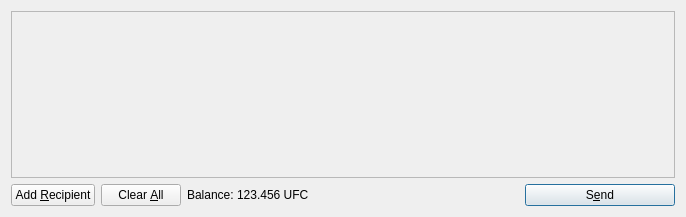
Before: the Qt Designer form src/qt/forms/sendcoinsdialog.ui in scificryptocoin/Federation-Credits, drawn with Qt 5.
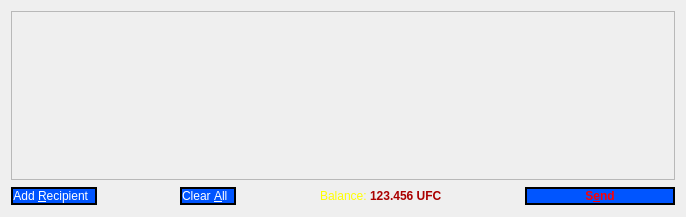
After: the same form once the commit is applied. Icons and pictures are not drawn.

```diff
--- a/src/qt/forms/sendcoinsdialog.ui
+++ b/src/qt/forms/sendcoinsdialog.ui
@@ -25,7 +25,7 @@
         <x>0</x>
         <y>0</y>
         <width>666</width>
-        <height>162</height>
+        <height>168</height>
        </rect>
       </property>
       <layout class="QVBoxLayout" name="verticalLayout_2">
@@ -60,11 +60,24 @@
     <layout class="QHBoxLayout" name="horizontalLayout">
      <item>
       <widget class="QPushButton" name="addButton">
+       <property name="font">
+        <font>
+         <weight>50</weight>
+         <bold>false</bold>
+        </font>
+       </property>
        <property name="toolTip">
         <string>Send to multiple recipients at once</string>
        </property>
+       <property name="styleSheet">
+        <string notr="true">color: rgb(255, 255, 255);
+background-color: rgb(0, 85, 255);
+border-style:solid;
+border-width:2px;
+border-color:black;</string>
+       </property>
        <property name="text">
-        <string>Add &amp;Recipient</string>
+        <string>Add &amp;Recipient  </string>
        </property>
        <property name="icon">
         <iconset resource="../bitcoin.qrc">
@@ -75,6 +88,19 @@
        </property>
       </widget>
      </item>
+     <item>
+      <spacer name="horizontalSpacer_2">
+       <property name="orientation">
+        <enum>Qt::Horizontal</enum>
+       </property>
+       <property name="sizeHint" stdset="0">
+        <size>
+         <width>5</width>
+         <height>20</height>
+        </size>
+       </property>
+      </spacer>
+     </item>
      <item>
       <widget class="QPushButton" name="clearButton">
        <property name="sizePolicy">
@@ -83,11 +109,24 @@
          <verstretch>0</verstretch>
         </sizepolicy>
        </property>
+       <property name="font">
+        <font>
+         <weight>50</weight>
+         <bold>false</bold>
+        </font>
+       </property>
        <property name="toolTip">
         <string>Remove all transaction fields</string>
        </property>
+       <property name="styleSheet">
+        <string notr="true">color: rgb(255, 255, 255);
+background-color: rgb(0, 85, 255);
+border-style:solid;
+border-width:2px;
+border-color:black;</string>
+       </property>
        <property name="text">
-        <string>Clear &amp;All</string>
+        <string>Clear &amp;All  </string>
        </property>
        <property name="icon">
         <iconset resource="../bitcoin.qrc">
@@ -101,6 +140,19 @@
        </property>
       </widget>
      </item>
+     <item>
+      <spacer name="horizontalSpacer_3">
+       <property name="orientation">
+        <enum>Qt::Horizontal</enum>
+       </property>
+       <property name="sizeHint" stdset="0">
+        <size>
+         <width>5</width>
+         <height>20</height>
+        </size>
+       </property>
+      </spacer>
+     </item>
      <item>
       <layout class="QHBoxLayout" name="horizontalLayout_2">
        <property name="spacing">
@@ -108,6 +160,9 @@
        </property>
        <item>
         <widget class="QLabel" name="label">
+         <property name="styleSheet">
+          <string notr="true">color: rgb(255, 255, 0);</string>
+         </property>
          <property name="text">
           <string>Balance:</string>
          </property>
@@ -115,9 +170,18 @@
        </item>
        <item>
         <widget class="QLabel" name="labelBalance">
+         <property name="font">
+          <font>
+           <weight>75</weight>
+           <bold>true</bold>
+          </font>
+         </property>
          <property name="cursor">
           <cursorShape>IBeamCursor</cursorShape>
          </property>
+         <property name="styleSheet">
+          <string notr="true">color: rgb(170, 0, 0);</string>
+         </property>
          <property name="text">
           <string>123.456 UFC</string>
          </property>
@@ -135,7 +199,7 @@
        </property>
        <property name="sizeHint" stdset="0">
         <size>
-         <width>40</width>
+         <width>10</width>
          <height>20</height>
         </size>
        </property>
@@ -149,9 +213,22 @@
          <height>0</height>
         </size>
        </property>
+       <property name="font">
+        <font>
+         <weight>75</weight>
+         <bold>true</bold>
+        </font>
+       </property>
        <property name="toolTip">
         <string>Confirm the send action</string>
        </property>
+       <property name="styleSheet">
+        <string notr="true">background-color: rgb(0, 85, 255);
+color: rgb(255, 0, 0);
+border-style:solid;
+border-width:2px;
+border-color:black;</string>
+       </property>
        <property name="text">
         <string>S&amp;end</string>
        </property>
```
